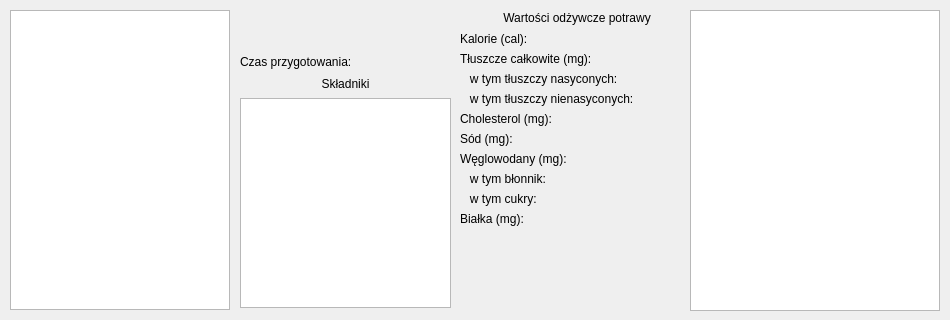
Valumior/KsiazKuch, file KsiazKuch/showprzepisydialog.ui: the form before one commit.
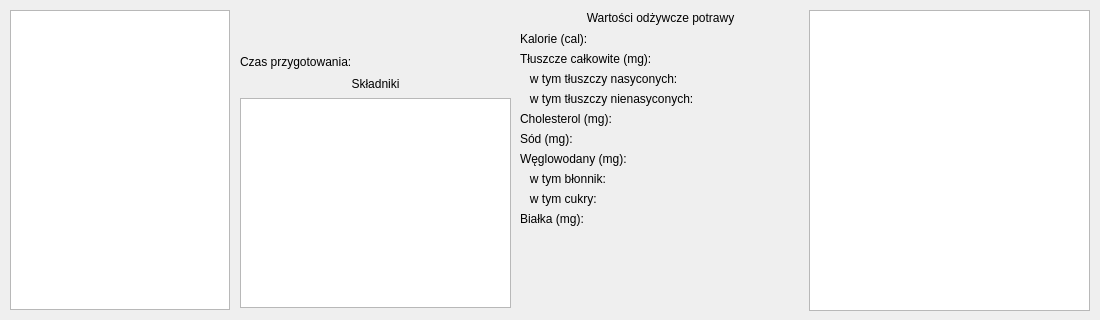
The form after the commit.

Commit message: Widened layout on existing dialogs

Patch:
```diff
--- a/KsiazKuch/showprzepisydialog.ui
+++ b/KsiazKuch/showprzepisydialog.ui
@@ -9,19 +9,19 @@
    <rect>
     <x>0</x>
     <y>0</y>
-    <width>950</width>
+    <width>1100</width>
     <height>320</height>
    </rect>
   </property>
   <property name="minimumSize">
    <size>
-    <width>950</width>
+    <width>1100</width>
     <height>320</height>
    </size>
   </property>
   <property name="maximumSize">
    <size>
-    <width>950</width>
+    <width>1100</width>
     <height>320</height>
    </size>
   </property>
@@ -33,7 +33,7 @@
     <rect>
      <x>240</x>
      <y>10</y>
-     <width>211</width>
+     <width>271</width>
      <height>298</height>
     </rect>
    </property>
@@ -151,9 +151,9 @@
   <widget class="QTextEdit" name="przepisyPrzyrzadzenieTextEdit">
    <property name="geometry">
     <rect>
-     <x>690</x>
+     <x>809</x>
      <y>10</y>
-     <width>250</width>
+     <width>281</width>
      <height>301</height>
     </rect>
    </property>
@@ -170,9 +170,9 @@
   <widget class="QWidget" name="verticalLayoutWidget_2">
    <property name="geometry">
     <rect>
-     <x>460</x>
+     <x>520</x>
      <y>10</y>
-     <width>234</width>
+     <width>281</width>
      <height>301</height>
     </rect>
    </property>
```
Left out of the diff: 5 changed lines with no effect on the pictures. The commit also changes 3 other files.
